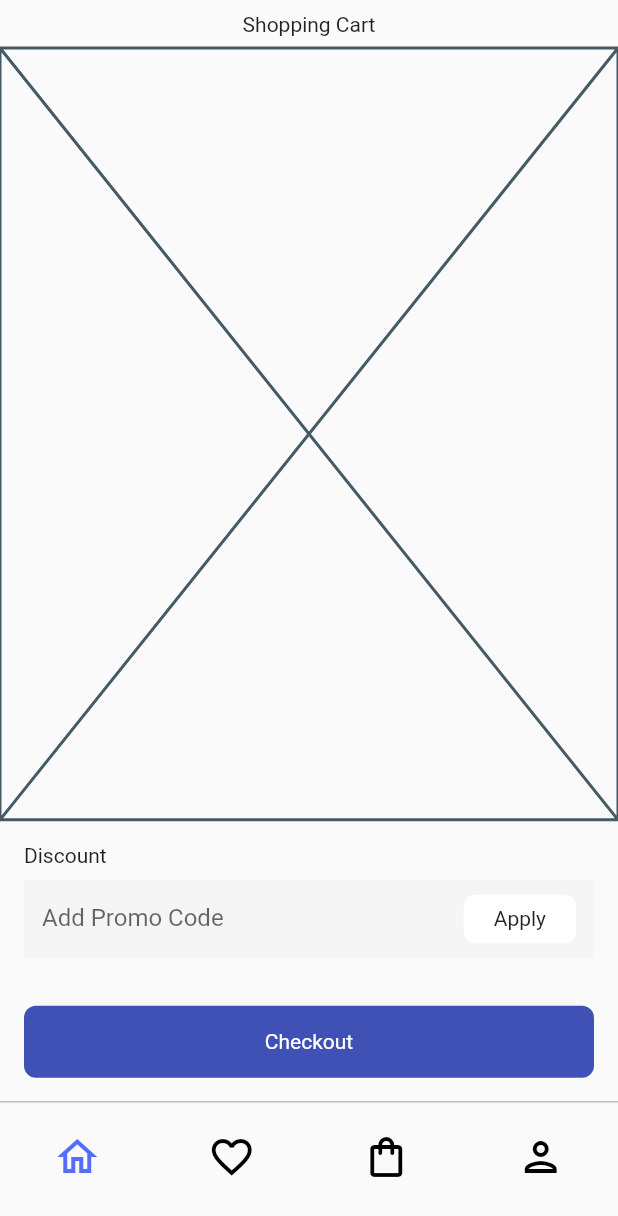
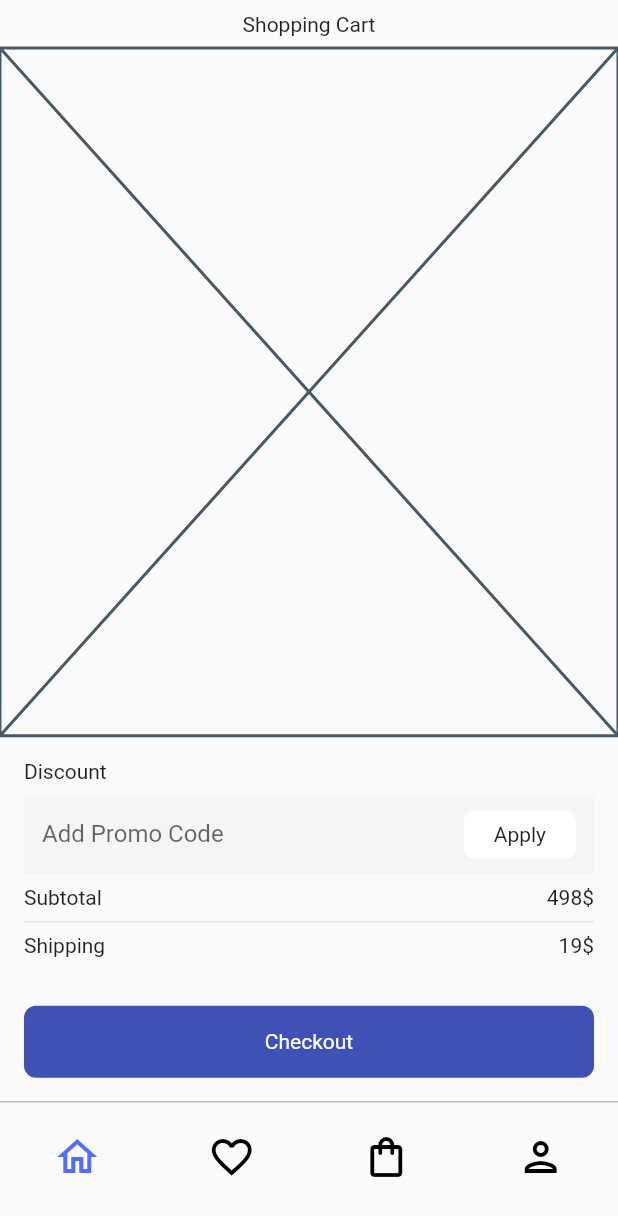
Before and after one commit to JAICHANGPARK/flutter_notebook_17th_story, a Flutter app: the screen it shows after launch, on a phone screen of 412 x 824 dp. Shown: the top 1216 px of the screen. Run offline on Flutter 3.47's test engine with Material 2 defaults, Android fonts, the phone set to English and light mode, and no system bars; our stand-ins replace badges, cached_network_image, fl_chart, flutter_riverpod, freezed_annotation, ionicons and 1 more.

Commit message:
Update furniture_main_page.dart

```diff
--- a/lib/ep1036_furniture_app/src/ui/furniture_main_page.dart
+++ b/lib/ep1036_furniture_app/src/ui/furniture_main_page.dart
@@ -58,6 +58,22 @@ class FurnitureMainPage extends ConsumerWidget {
                             ],
                           ),
                         ),
+                        SizedBox(height: 8,),
+                        Row(
+                          mainAxisAlignment: MainAxisAlignment.spaceBetween,
+                          children: [
+                            Text("Subtotal"),
+                            Text("498\$"),
+                          ],
+                        ),
+                        Divider(),
+                        Row(
+                          mainAxisAlignment: MainAxisAlignment.spaceBetween,
+                          children: [
+                            Text("Shipping"),
+                            Text("19\$"),
+                          ],
+                        ),
                       ],
                     ),
                   ),
@@ -99,7 +115,9 @@ class FurnitureMainPage extends ConsumerWidget {
                         icon: const Icon(Icons.home_outlined),
                         color: menuIndex == FurnitureMenu.home ? Colors.indigoAccent : Colors.black,
                         onPressed: () {
-                      ref.read(furnitureMenuProvider.notifier).state = FurnitureMenu.home;
+                          ref
+                              .read(furnitureMenuProvider.notifier)
+                              .state = FurnitureMenu.home;
                         },
                       )),
                   Expanded(
@@ -108,7 +126,9 @@ class FurnitureMainPage extends ConsumerWidget {
                         icon: const Icon(Icons.favorite_border),
                         color: menuIndex == FurnitureMenu.favorite ? Colors.indigoAccent : Colors.black,
                         onPressed: () {
-                      ref.read(furnitureMenuProvider.notifier).state = FurnitureMenu.favorite;
+                          ref
+                              .read(furnitureMenuProvider.notifier)
+                              .state = FurnitureMenu.favorite;
                         },
                       )),
                   Expanded(
@@ -117,7 +137,9 @@ class FurnitureMainPage extends ConsumerWidget {
                         icon: const Icon(Icons.shopping_bag_outlined),
                         color: menuIndex == FurnitureMenu.cart ? Colors.indigoAccent : Colors.black,
                         onPressed: () {
-                      ref.read(furnitureMenuProvider.notifier).state = FurnitureMenu.cart;
+                          ref
+                              .read(furnitureMenuProvider.notifier)
+                              .state = FurnitureMenu.cart;
                         },
                       )),
                   Expanded(
@@ -126,7 +148,9 @@ class FurnitureMainPage extends ConsumerWidget {
                         icon: const Icon(Icons.person_outlined),
                         color: menuIndex == FurnitureMenu.profile ? Colors.indigoAccent : Colors.black,
                         onPressed: () {
-                      ref.read(furnitureMenuProvider.notifier).state = FurnitureMenu.profile;
+                          ref
+                              .read(furnitureMenuProvider.notifier)
+                              .state = FurnitureMenu.profile;
                         },
                       )),
                 ],
```
Lines whose indentation alone changed are shown as unchanged.
